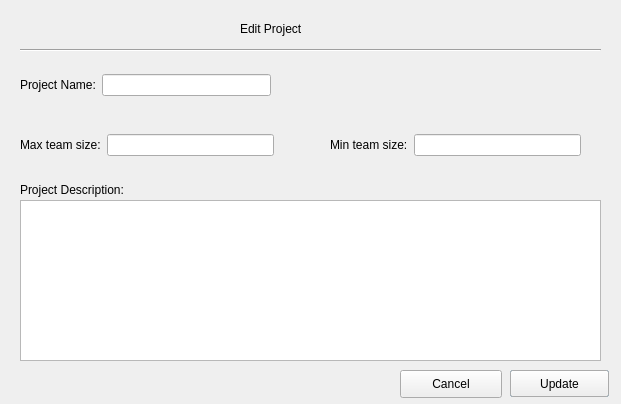
This is D1/editprojectview.ui in GuelorEmanuel/Team-Tech-Support as Qt 5 draws it before an edit. The edited form follows.
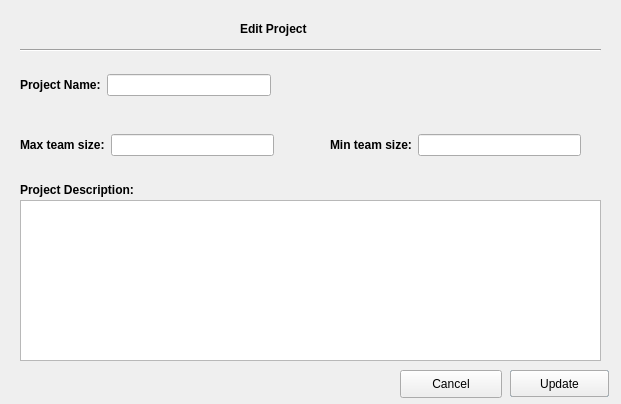
This is the edited form.

```diff
--- a/D1/editprojectview.ui
+++ b/D1/editprojectview.ui
@@ -22,6 +22,12 @@
      <height>20</height>
     </rect>
    </property>
+   <property name="font">
+    <font>
+     <weight>75</weight>
+     <bold>true</bold>
+    </font>
+   </property>
    <property name="text">
     <string>Project Description:</string>
    </property>
@@ -51,6 +57,12 @@
    <layout class="QHBoxLayout" name="horizontalLayout_3">
     <item>
      <widget class="QLabel" name="label">
+      <property name="font">
+       <font>
+        <weight>75</weight>
+        <bold>true</bold>
+       </font>
+      </property>
       <property name="text">
        <string>Max team size:</string>
       </property>
@@ -73,6 +85,12 @@
    <layout class="QHBoxLayout" name="horizontalLayout_4">
     <item>
      <widget class="QLabel" name="label_4">
+      <property name="font">
+       <font>
+        <weight>75</weight>
+        <bold>true</bold>
+       </font>
+      </property>
       <property name="text">
        <string>Min team size:</string>
       </property>
@@ -131,6 +149,12 @@
    <layout class="QHBoxLayout" name="horizontalLayout_2">
     <item>
      <widget class="QLabel" name="label_3">
+      <property name="font">
+       <font>
+        <weight>75</weight>
+        <bold>true</bold>
+       </font>
+      </property>
       <property name="text">
        <string>Project Name:</string>
       </property>
@@ -150,6 +174,12 @@
      <height>17</height>
     </rect>
    </property>
+   <property name="font">
+    <font>
+     <weight>75</weight>
+     <bold>true</bold>
+    </font>
+   </property>
    <property name="text">
     <string>Edit Project</string>
    </property>
```
